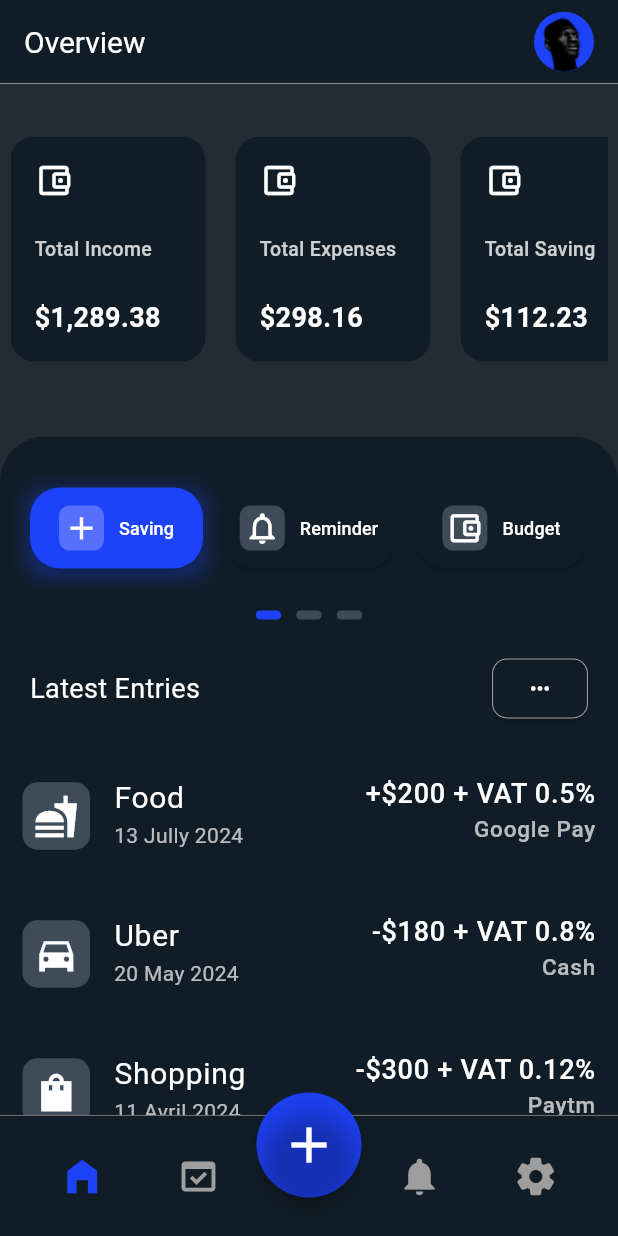
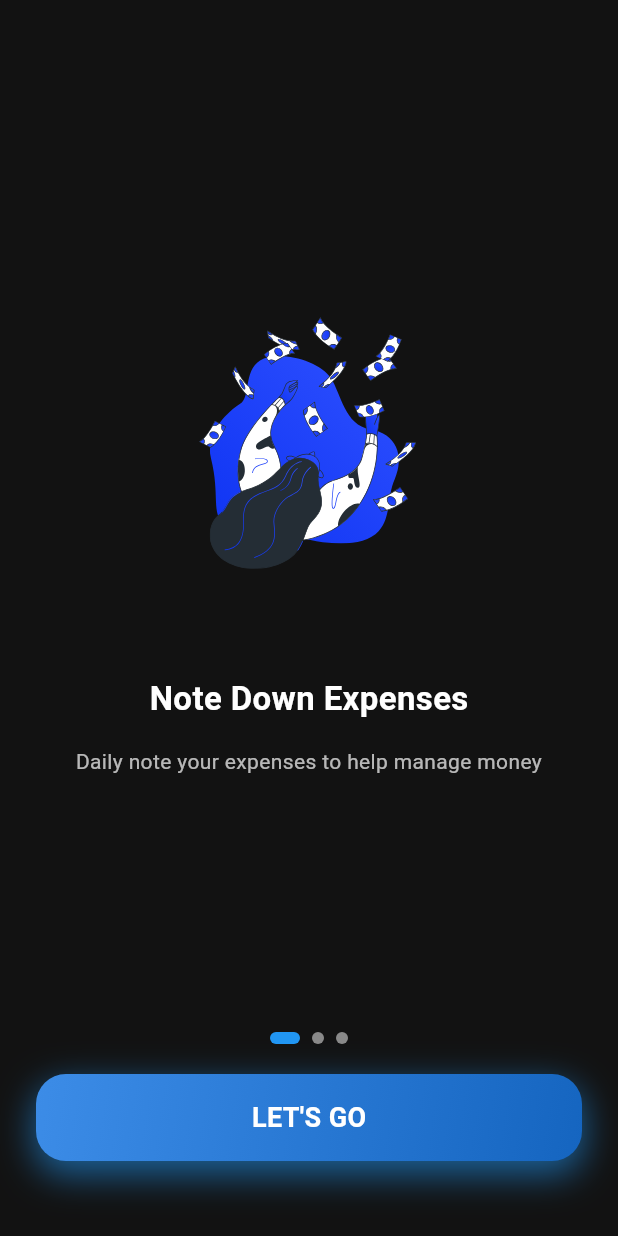
Before and after one commit to ExpensyTeam/ExpensyApp, a Flutter app: the screen it shows after launch, on a phone screen of 412 x 824 dp. Run offline on Flutter 3.47's test engine with Material 3 defaults, Android fonts, the phone set to English and light mode, and no system bars; our stand-ins replace flutter_svg, syncfusion_flutter_charts, table_calendar.

Commit message:
I linked the the onboarding and login screen with akram s work

```diff
--- a/lib/main.dart
+++ b/lib/main.dart
@@ -1,8 +1,7 @@
 import 'package:expensy/views/screens/overview_screen/overview.dart';
 import 'package:expensy/views/screens/savings_screen/savings.dart';
 import 'package:flutter/material.dart';
-// import 'search_screen.dart';
-// import 'profile_screen.dart';
+import 'views/screens/onboarding_screen/onboarding_screen.dart';
 
 void main() {
   runApp(const MyApp());
@@ -15,12 +14,14 @@ class MyApp extends StatelessWidget {
   Widget build(BuildContext context) {
     return MaterialApp(
       debugShowCheckedModeBanner: false,
-      initialRoute: '/home',
       routes: {
         '/home': (context) => const Overview(),
         '/saving': (context) => Savings(),
         // '/profile': (context) => const ProfileScreen(),
       },
+      title: 'Onboarding & Login',
+      theme: ThemeData.dark(),
+      home: const OnboardingScreen(),
     );
   }
 }
--- /dev/null
+++ b/lib/views/screens/onboarding_screen/onboarding_screen.dart
@@ -0,0 +1,126 @@
+import 'package:flutter/material.dart';
+import 'package:flutter_svg/flutter_svg.dart';
+import '../authentication_screen/login.dart';
+import '../../widgets/onboarding_screen_widgets/onboarding_page.dart';
+
+class OnboardingScreen extends StatefulWidget {
+  const OnboardingScreen({Key? key}) : super(key: key);
+
+  @override
+  _OnboardingScreenState createState() => _OnboardingScreenState();
+}
+
+class _OnboardingScreenState extends State<OnboardingScreen> {
+  final PageController _pageController = PageController();
+  int _currentPage = 0;
+
+  final List<Map<String, String>> _onboardingData = [
+    {
+      'title': 'Note Down Expenses',
+      'subtitle': 'Daily note your expenses to help manage money',
+      'image': 'lib/assets/svgImgs/expense_note.svg',
+    },
+    {
+      'title': 'Simple Money Management',
+      'subtitle': 'Get your notification or alert when you do over expenses',
+      'image': 'lib/assets/svgImgs/money_management.svg',
+    },
+    {
+      'title': 'Easy to Track and Analyse',
+      'subtitle': 'Tracking your expense helps ensure you do not overspend',
+      'image': 'lib/assets/svgImgs/track_analyse.svg',
+    },
+  ];
+
+  @override
+  Widget build(BuildContext context) {
+    return Scaffold(
+      backgroundColor: const Color(0xFF121212),
+      body: Column(
+        children: [
+          Expanded(
+            child: PageView.builder(
+              controller: _pageController,
+              onPageChanged: (index) {
+                setState(() {
+                  _currentPage = index;
+                });
+              },
+              itemCount: _onboardingData.length,
+              itemBuilder: (context, index) {
+                return OnboardingPage(
+                  title: _onboardingData[index]['title']!,
+                  subtitle: _onboardingData[index]['subtitle']!,
+                  image: _onboardingData[index]['image']!,
+                );
+              },
+            ),
+          ),
+          Row(
+            mainAxisAlignment: MainAxisAlignment.center,
+            children: List.generate(
+              _onboardingData.length,
+              (index) => AnimatedContainer(
+                duration: const Duration(milliseconds: 300),
+                margin: const EdgeInsets.symmetric(horizontal: 4.0),
+                height: 8,
+                width: _currentPage == index ? 20 : 8,
+                decoration: BoxDecoration(
+                  color: _currentPage == index
+                      ? Colors.blue
+                      : Colors.white.withOpacity(0.5),
+                  borderRadius: BorderRadius.circular(4),
+                ),
+              ),
+            ),
+          ),
+          const SizedBox(height: 20),
+          Padding(
+            padding: const EdgeInsets.symmetric(horizontal: 24.0),
+            child: GestureDetector(
+              onTap: () {
+                Navigator.pushReplacement(
+                  context,
+                  MaterialPageRoute(
+                    builder: (context) => const LoginPage(),
+                  ),
+                );
+              },
+              child: Container(
+                width: double.infinity,
+                padding: const EdgeInsets.symmetric(vertical: 16),
+                decoration: BoxDecoration(
+                  gradient: const LinearGradient(
+                    colors: [Color(0xFF3C8CE7), Color(0xFF1565C0)],
+                    begin: Alignment.topLeft,
+                    end: Alignment.bottomRight,
+                  ),
+                  boxShadow: [
+                    BoxShadow(
+                      color: Colors.blue.withOpacity(0.6),
+                      blurRadius: 20,
+                      spreadRadius: 1,
+                      offset: const Offset(0, 8),
+                    ),
+                  ],
+                  borderRadius: BorderRadius.circular(20),
+                ),
+                child: const Center(
+                  child: Text(
+                    "LET'S GO",
+                    style: TextStyle(
+                      fontSize: 18,
+                      fontWeight: FontWeight.bold,
+                      color: Colors.white,
+                    ),
+                  ),
+                ),
+              ),
+            ),
+          ),
+          const SizedBox(height: 50),
+        ],
+      ),
+    );
+  }
+}
--- /dev/null
+++ b/lib/views/widgets/onboarding_screen_widgets/onboarding_page.dart
@@ -0,0 +1,46 @@
+import 'package:flutter/material.dart';
+import 'package:flutter_svg/flutter_svg.dart';
+
+class OnboardingPage extends StatelessWidget {
+  final String title;
+  final String subtitle;
+  final String image;
+
+  const OnboardingPage({
+    Key? key,
+    required this.title,
+    required this.subtitle,
+    required this.image,
+  }) : super(key: key);
+
+  @override
+  Widget build(BuildContext context) {
+    return Padding(
+      padding: const EdgeInsets.symmetric(horizontal: 24.0),
+      child: Column(
+        mainAxisAlignment: MainAxisAlignment.center,
+        children: [
+          SvgPicture.asset(
+            image,
+            height: 250,
+          ),
+          const SizedBox(height: 30),
+          Text(
+            title,
+            style: const TextStyle(
+              fontSize: 22,
+              fontWeight: FontWeight.bold,
+              color: Colors.white,
+            ),
+          ),
+          const SizedBox(height: 16),
+          Text(
+            subtitle,
+            textAlign: TextAlign.center,
+            style: const TextStyle(color: Colors.white70),
+          ),
+        ],
+      ),
+    );
+  }
+}
--- a/pubspec.yaml
+++ b/pubspec.yaml
@@ -12,6 +12,7 @@ dependencies:
   table_calendar: ^3.0.8
   syncfusion_flutter_charts: ^20.4.49
   intl: ^0.18.0
+  flutter_svg: ^2.0.0 # Added dependency for SVG support
 
 dev_dependencies:
   flutter_test:
@@ -22,3 +23,4 @@ flutter:
   uses-material-design: true
   assets:
     - lib/assets/images/
+    - lib/assets/svgImgs/ # Added assets folder for SVG images
```
Also changed, not shown: lib/views/screens/authentication_screen/change_password.dart (added, +146 -0 lines), lib/views/screens/authentication_screen/login.dart (added, +254 -0 lines), lib/views/screens/authentication_screen/password_updated.dart (added, +80 -0 lines), lib/views/widgets/login_screen_widgets/error_message.dart (added, +31 -0 lines), lib/assets/svgImgs/expense_note.svg (added), lib/assets/svgImgs/logo.svg (added), lib/assets/svgImgs/money_management.svg (added), lib/assets/svgImgs/track_analyse.svg (added), pubspec.lock.
